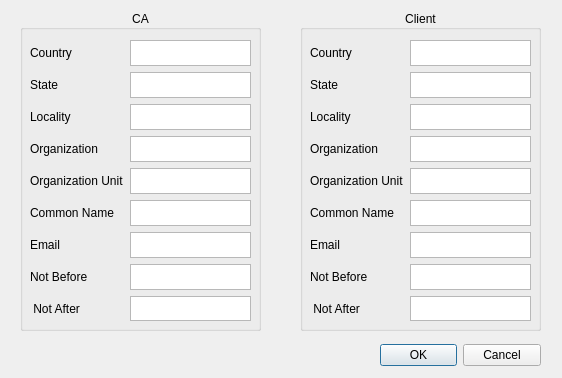
Before: the Qt Designer form gui_files/certificates.ui in keyow/WeaselGUI, drawn with Qt 5.
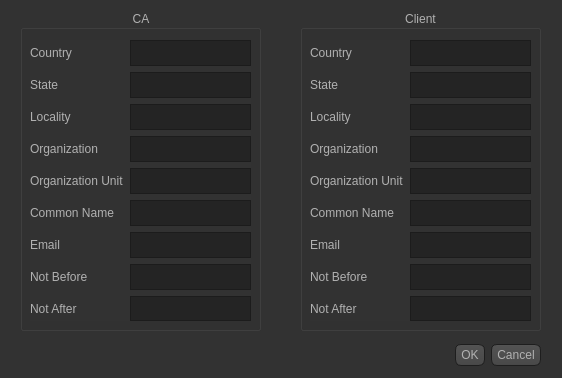
After: the same form once the commit is applied. Icons and pictures are not drawn.

Commit message: Added changes: 1. Graphical ui updated (black theme!!!). 2. Buttons uptated. 3. Now all is working in different threads (installet qt5reactor). 4. Logs updated. 5. It is possible to restart proxy now. 6. Messages box added (additional info).

Diff of the .ui file:
```diff
--- a/gui_files/certificates.ui
+++ b/gui_files/certificates.ui
@@ -13,6 +13,488 @@
   <property name="windowTitle">
    <string>Select chain</string>
   </property>
+  <property name="styleSheet">
+   <string notr="true">QToolTip
+{
+     border: 1px solid black;
+     background-color: #D1DBCB;
+     padding: 1px;
+     border-radius: 3px;
+     opacity: 100;
+}
+
+QWidget
+{
+    color: #b1b1b1;
+    background-color: #323232;
+}
+
+QWidget:item:hover
+{
+    background-color: QLinearGradient( x1: 0, y1: 0, x2: 0, y2: 1, stop: 0 #D1DBCB, stop: 1 #b2b6af);
+    color: #000000;
+}
+
+QWidget:item:selected
+{
+    background-color: QLinearGradient( x1: 0, y1: 0, x2: 0, y2: 1, stop: 0 #D1DBCB, stop: 1 #b2b6af);
+}
+
+QMenuBar::item
+{
+    background: transparent;
+}
+
+QMenuBar::item:selected
+{
+    background: transparent;
+    border: 1px solid #fdf6e3;
+}
+
+QMenuBar::item:pressed
+{
+    background: #444;
+    border: 1px solid #000;
+    background-color: QLinearGradient(
+        x1:0, y1:0,
+        x2:0, y2:1,
+        stop:1 #212121,
+        stop:0.4 #343434/*,
+        stop:0.2 #343434,
+        stop:0.1 #fdf6e3*/
+    );
+    margin-bottom:-1px;
+    padding-bottom:1px;
+}
+
+QMenu
+{
+    border: 1px solid #000;
+}
+
+QMenu::item
+{
+    padding: 2px 20px 2px 20px;
+}
+
+QMenu::item:selected
+{
+    color: #000000;
+}
+
+QWidget:disabled
+{
+    color: #404040;
+    background-color: #323232;
+}
+
+QAbstractItemView
+{
+    background-color: QLinearGradient( x1: 0, y1: 0, x2: 0, y2: 1, stop: 0 #4d4d4d, stop: 0.1 #646464, stop: 1 #5d5d5d);
+}
+
+QWidget:focus
+{
+    /*border: 2px solid QLinearGradient( x1: 0, y1: 0, x2: 0, y2: 1, stop: 0
+     #D1DBCB, stop: 1 #b2b6af);*/
+}
+
+QLineEdit
+{
+    background-color: QLinearGradient( x1: 0, y1: 0, x2: 0, y2: 1, stop: 0 #4d4d4d, stop: 0 #646464, stop: 1 #5d5d5d);
+    padding: 1px;
+    border-style: solid;
+    border: 1px solid #1e1e1e;
+    border-radius: 5;
+}
+
+QPushButton
+{
+    color: #b1b1b1;
+    background-color: QLinearGradient( x1: 0, y1: 0, x2: 0, y2: 1, stop: 0 #565656, stop: 0.1 #525252, stop: 0.5 #4e4e4e, stop: 0.9 #4a4a4a, stop: 1 #464646);
+    border-width: 1px;
+    border-color: #1e1e1e;
+    border-style: solid;
+    border-radius: 6;
+    padding: 3px;
+    font-size: 12px;
+    padding-left: 5px;
+    padding-right: 5px;
+}
+
+QPushButton:pressed
+{
+    background-color: QLinearGradient( x1: 0, y1: 0, x2: 0, y2: 1, stop: 0 #2d2d2d, stop: 0.1 #2b2b2b, stop: 0.5 #292929, stop: 0.9 #282828, stop: 1 #252525);
+}
+
+QComboBox
+{
+    selection-background-color: #fdf6e3;
+    background-color: QLinearGradient( x1: 0, y1: 0, x2: 0, y2: 1, stop: 0 #565656, stop: 0.1 #525252, stop: 0.5 #4e4e4e, stop: 0.9 #4a4a4a, stop: 1 #464646);
+    border-style: solid;
+    border: 1px solid #1e1e1e;
+    border-radius: 5;
+}
+
+QComboBox:hover,QPushButton:hover
+{
+    border: 2px solid QLinearGradient( x1: 0, y1: 0, x2: 0, y2: 1, stop: 0
+    #D1DBCB, stop: 1 #b2b6af);
+}
+
+
+QComboBox:on
+{
+    padding-top: 3px;
+    padding-left: 4px;
+    background-color: QLinearGradient( x1: 0, y1: 0, x2: 0, y2: 1, stop: 0 #2d2d2d, stop: 0.1 #2b2b2b, stop: 0.5 #292929, stop: 0.9 #282828, stop: 1 #252525);
+    selection-background-color: #fdf6e3;
+}
+
+QComboBox QAbstractItemView
+{
+    border: 2px solid darkgray;
+    selection-background-color: QLinearGradient( x1: 0, y1: 0, x2: 0, y2: 1,
+     stop: 0 #D1DBCB, stop: 1 #b2b6af);
+}
+
+QComboBox::drop-down
+{
+     subcontrol-origin: padding;
+     subcontrol-position: top right;
+     width: 15px;
+
+     border-left-width: 0px;
+     border-left-color: darkgray;
+     border-left-style: solid; /* just a single line */
+     border-top-right-radius: 3px; /* same radius as the QComboBox */
+     border-bottom-right-radius: 3px;
+ }
+
+QComboBox::down-arrow
+{
+     image: url(:/down_arrow.png);
+}
+
+QGroupBox:focus
+{
+border: 2px solid QLinearGradient( x1: 0, y1: 0, x2: 0, y2: 1, stop: 0
+#D1DBCB, stop: 1 #b2b6af);
+}
+
+QTextEdit:focus
+{
+    border: 2px solid QLinearGradient( x1: 0, y1: 0, x2: 0, y2: 1, stop: 0
+    #D1DBCB, stop: 1 #b2b6af);
+}
+
+QScrollArea:focus {
+border: 1px solid black;
+}
+
+QScrollBar:horizontal {
+     border: 1px solid #222222;
+     background: QLinearGradient( x1: 0, y1: 0, x2: 0, y2: 1, stop: 0.0 #121212, stop: 0.2 #282828, stop: 1 #484848);
+     height: 7px;
+     margin: 0px 16px 0 16px;
+}
+
+QScrollBar::handle:horizontal
+{
+      background: QLinearGradient( x1: 0, y1: 0, x2: 1, y2: 0, stop: 0
+      #D1DBCB, stop: 0.5 #b2b6af, stop: 1 #D1DBCB);
+      min-height: 20px;
+      border-radius: 2px;
+}
+
+QScrollBar::add-line:horizontal {
+      border: 1px solid #1b1b19;
+      border-radius: 2px;
+      background: QLinearGradient( x1: 0, y1: 0, x2: 1, y2: 0, stop: 0
+      #D1DBCB, stop: 1 #b2b6af);
+      width: 14px;
+      subcontrol-position: right;
+      subcontrol-origin: margin;
+}
+
+QScrollBar::sub-line:horizontal {
+      border: 1px solid #1b1b19;
+      border-radius: 2px;
+      background: QLinearGradient( x1: 0, y1: 0, x2: 1, y2: 0, stop: 0
+      #D1DBCB, stop: 1 #b2b6af);
+      width: 14px;
+     subcontrol-position: left;
+     subcontrol-origin: margin;
+}
+
+QScrollBar::right-arrow:horizontal, QScrollBar::left-arrow:horizontal
+{
+      border: 1px solid black;
+      width: 1px;
+      height: 1px;
+      background: white;
+}
+
+QScrollBar::add-page:horizontal, QScrollBar::sub-page:horizontal
+{
+      background: none;
+}
+
+QScrollBar:vertical
+{
+      background: QLinearGradient( x1: 0, y1: 0, x2: 1, y2: 0, stop: 0.0 #121212, stop: 0.2 #282828, stop: 1 #484848);
+      width: 7px;
+      margin: 16px 0 16px 0;
+      border: 1px solid #222222;
+}
+
+QScrollBar::handle:vertical
+{
+      background: QLinearGradient( x1: 0, y1: 0, x2: 0, y2: 1, stop: 0
+      #D1DBCB, stop: 0.5 #b2b6af, stop: 1 #D1DBCB);
+      min-height: 20px;
+      border-radius: 2px;
+}
+
+QScrollBar::add-line:vertical
+{
+      border: 1px solid #1b1b19;
+      border-radius: 2px;
+      background: QLinearGradient( x1: 0, y1: 0, x2: 0, y2: 1, stop: 0
+      #D1DBCB, stop: 1 #b2b6af);
+      height: 14px;
+      subcontrol-position: bottom;
+      subcontrol-origin: margin;
+}
+
+QScrollBar::sub-line:vertical
+{
+      border: 1px solid #1b1b19;
+      border-radius: 2px;
+      background: QLinearGradient( x1: 0, y1: 0, x2: 0, y2: 1, stop: 0 #b2b6af,
+      stop: 1 #D1DBCB);
+      height: 14px;
+      subcontrol-position: top;
+      subcontrol-origin: margin;
+}
+
+QScrollBar::up-arrow:vertical, QScrollBar::down-arrow:vertical
+{
+      border: 1px solid black;
+      width: 1px;
+      height: 1px;
+      background: white;
+}
+
+
+QScrollBar::add-page:vertical, QScrollBar::sub-page:vertical
+{
+      background: none;
+}
+
+QTextEdit
+{
+    background-color: #242424;
+}
+
+QPlainTextEdit
+{
+    background-color: #242424;
+}
+
+QHeaderView::section
+{
+    background-color: QLinearGradient(x1:0, y1:0, x2:0, y2:1, stop:0 #616161, stop: 0.5 #505050, stop: 0.6 #434343, stop:1 #656565);
+    color: white;
+    padding-left: 4px;
+    border: 1px solid #6c6c6c;
+}
+
+QCheckBox:disabled
+{
+color: #414141;
+}
+
+QDockWidget::title
+{
+    text-align: center;
+    spacing: 3px; /* spacing between items in the tool bar */
+    background-color: QLinearGradient(x1:0, y1:0, x2:0, y2:1, stop:0 #323232, stop: 0.5 #242424, stop:1 #323232);
+}
+
+QDockWidget::close-button, QDockWidget::float-button
+{
+    text-align: center;
+    spacing: 1px; /* spacing between items in the tool bar */
+    background-color: QLinearGradient(x1:0, y1:0, x2:0, y2:1, stop:0 #323232, stop: 0.5 #242424, stop:1 #323232);
+}
+
+QDockWidget::close-button:hover, QDockWidget::float-button:hover
+{
+    background: #242424;
+}
+
+QDockWidget::close-button:pressed, QDockWidget::float-button:pressed
+{
+    padding: 1px -1px -1px 1px;
+}
+
+QMainWindow::separator
+{
+    background-color: QLinearGradient(x1:0, y1:0, x2:0, y2:1, stop:0 #161616, stop: 0.5 #151515, stop: 0.6 #212121, stop:1 #343434);
+    color: white;
+    padding-left: 4px;
+    border: 1px solid #4c4c4c;
+    spacing: 3px; /* spacing between items in the tool bar */
+}
+
+QMainWindow::separator:hover
+{
+
+    background-color: QLinearGradient(x1:0, y1:0, x2:0, y2:1, stop:0 #b2b6af,
+    stop:0.5 #b56c17 stop:1 #D1DBCB);
+    color: white;
+    padding-left: 4px;
+    border: 1px solid #6c6c6c;
+    spacing: 3px; /* spacing between items in the tool bar */
+}
+
+QToolBar {
+    border: 1px transparent #323232;
+    background: 1px solid #323232;
+}
+
+QToolBar::handle
+{
+     spacing: 3px; /* spacing between items in the tool bar */
+     background: url(:/images/handle.png);
+}
+
+QMenu::separator
+{
+    height: 2px;
+    background-color: QLinearGradient(x1:0, y1:0, x2:0, y2:1, stop:0 #161616, stop: 0.5 #151515, stop: 0.6 #212121, stop:1 #343434);
+    color: white;
+    padding-left: 4px;
+    margin-left: 10px;
+    margin-right: 5px;
+}
+
+QProgressBar
+{
+    border: 2px solid grey;
+    border-radius: 5px;
+    text-align: center;
+}
+
+QProgressBar::chunk
+{
+    background-color: #b2b6af;
+    width: 2.15px;
+    margin: 0.5px;
+}
+
+QTabBar::tab {
+    color: #b1b1b1;
+    border: 1px solid #444;
+    border-bottom-style: none;
+    background-color: #323232;
+    padding-left: 10px;
+    padding-right: 10px;
+    padding-top: 3px;
+    padding-bottom: 2px;
+    margin-right: -1px;
+}
+
+QTabWidget::pane {
+    border: 1px solid #444;
+    top: 1px;
+}
+
+QTabBar::tab:last
+{
+    margin-right: 0; /* the last selected tab has nothing to overlap with on the right */
+    border-top-right-radius: 3px;
+}
+
+QTabBar::tab:first:!selected
+{
+ margin-left: 0px; /* the last selected tab has nothing to overlap with on the right */
+
+
+    border-top-left-radius: 3px;
+}
+
+QTabBar::tab:!selected
+{
+    color: #b1b1b1;
+    border-bottom-style: solid;
+    margin-top: 3px;
+    background-color: QLinearGradient(x1:0, y1:0, x2:0, y2:1, stop:1 #212121, stop:.4 #343434);
+}
+
+QTabBar::tab:selected
+{
+    border-top-left-radius: 3px;
+    border-top-right-radius: 3px;
+    margin-bottom: 0px;
+}
+
+QTabBar::tab:!selected:hover
+{
+    /*border-top: 2px solid #fdf6e3;
+    padding-bottom: 3px;*/
+    border-top-left-radius: 3px;
+    border-top-right-radius: 3px;
+    background-color: QLinearGradient(x1:0, y1:0, x2:0, y2:1, stop:1 #212121, stop:0.4 #343434, stop:0.2 #343434, stop:0.1 #fdf6e3);
+}
+
+QRadioButton::indicator:checked, QRadioButton::indicator:unchecked{
+    color: #b1b1b1;
+    background-color: #323232;
+    border: 1px solid #b1b1b1;
+    border-radius: 6px;
+}
+
+QRadioButton::indicator:checked
+{
+    background-color: qradialgradient(
+        cx: 0.5, cy: 0.5,
+        fx: 0.5, fy: 0.5,
+        radius: 1.0,
+        stop: 0.25 #fdf6e3,
+        stop: 0.3 #323232
+    );
+}
+
+QCheckBox::indicator{
+    color: #b1b1b1;
+    background-color: #323232;
+    border: 1px solid #b1b1b1;
+    width: 9px;
+    height: 9px;
+}
+
+QRadioButton::indicator
+{
+    border-radius: 6px;
+}
+
+QRadioButton::indicator:hover, QCheckBox::indicator:hover
+{
+    border: 1px solid #fdf6e3;
+}
+
+QCheckBox::indicator:checked
+{
+    image:url(:/images/checkbox.png);
+}
+
+QCheckBox::indicator:disabled, QRadioButton::indicator:disabled
+{
+    border: 1px solid #444;
+}</string>
+  </property>
   <widget class="QDialogButtonBox" name="buttonBox">
    <property name="geometry">
     <rect>
@@ -41,6 +523,9 @@
    <property name="text">
     <string/>
    </property>
+   <property name="textFormat">
+    <enum>Qt::RichText</enum>
+   </property>
    <property name="pixmap">
     <pixmap>../images/Arrow.png</pixmap>
    </property>
@@ -141,7 +626,7 @@
      <item row="8" column="0">
       <widget class="QLabel" name="label_16">
        <property name="text">
-        <string> Not After</string>
+        <string>Not After</string>
        </property>
       </widget>
      </item>
@@ -245,7 +730,7 @@
      <item row="8" column="0">
       <widget class="QLabel" name="label_15">
        <property name="text">
-        <string> Not After</string>
+        <string>Not After</string>
        </property>
       </widget>
      </item>
```
The commit also changes 13 other files.
